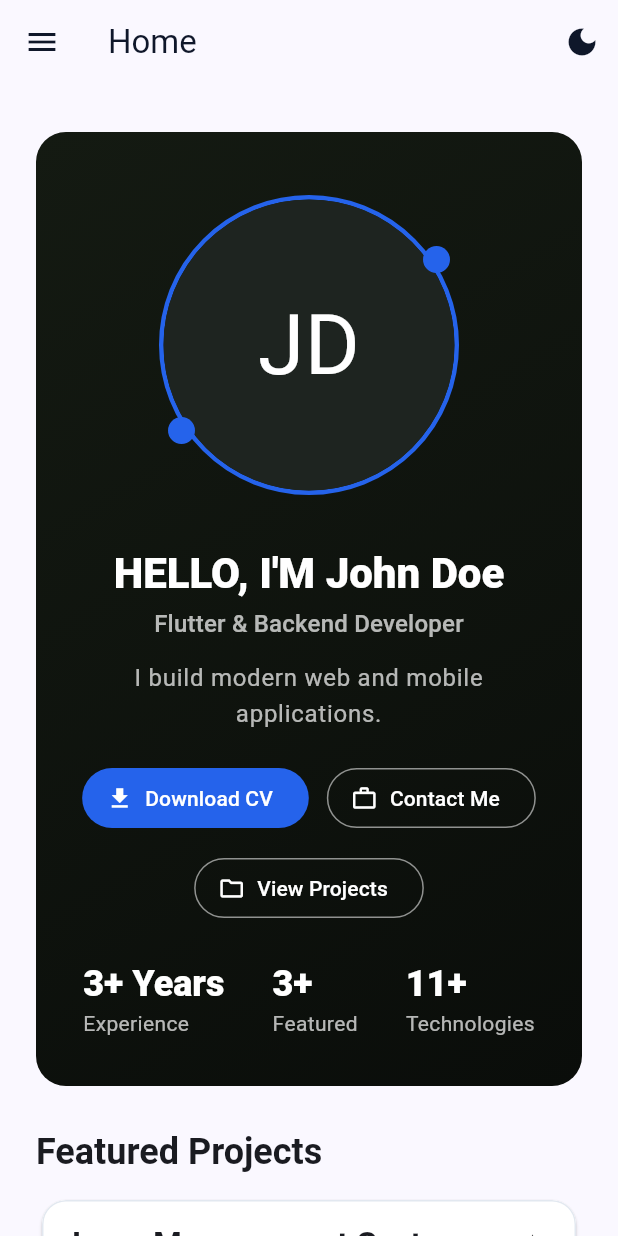
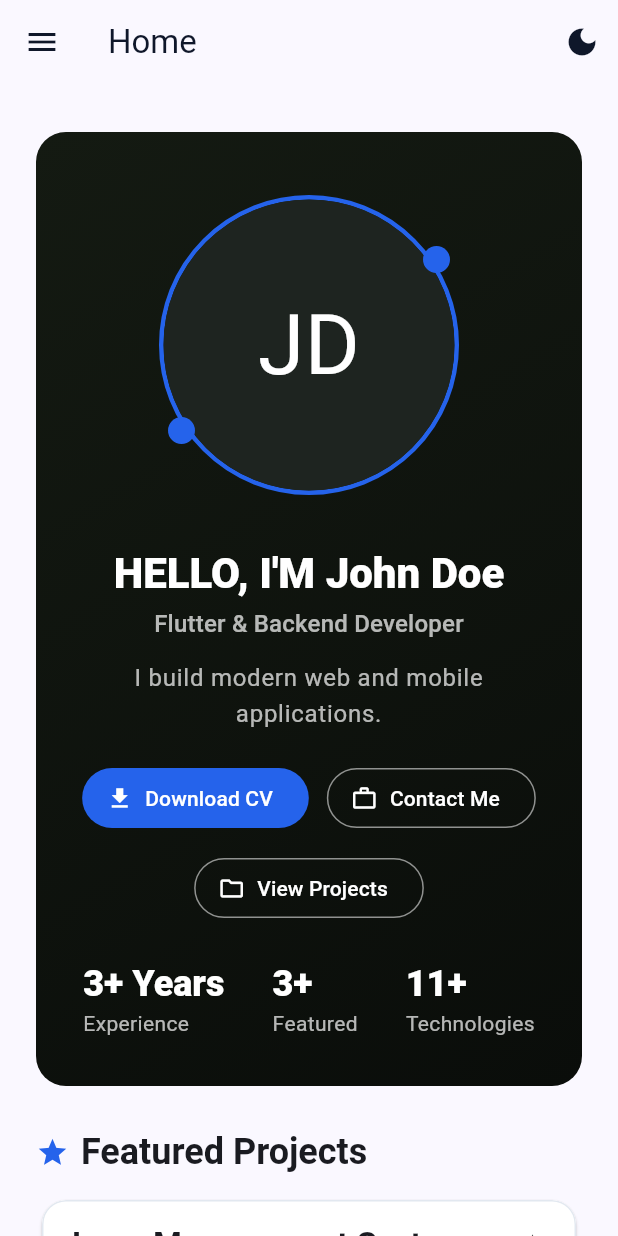
Before and after one commit to oyinss/portfolio, a Flutter app: the screen it shows after launch, on a phone screen of 412 x 824 dp. Run offline on Flutter 3.47's test engine with Material 3 defaults, Android fonts, the phone set to English and light mode, and no system bars; our stand-ins replace file_picker, flutter_svg, go_router, image_picker, shared_preferences.

Commit message:
Home: featured title icon + centered socials

```diff
--- a/app/lib/features/home/home_page.dart
+++ b/app/lib/features/home/home_page.dart
@@ -67,7 +67,13 @@ class _HomeBody extends StatelessWidget {
             techCount: techCount,
           ),
           const SizedBox(height: 28),
-          Text('Featured Projects', style: text.headlineSmall?.copyWith(fontWeight: FontWeight.w700)),
+          Row(
+            children: [
+              Icon(Icons.star, size: 22, color: Theme.of(context).colorScheme.primary),
+              const SizedBox(width: 8),
+              Text('Featured Projects', style: text.headlineSmall?.copyWith(fontWeight: FontWeight.w700)),
+            ],
+          ),
           const SizedBox(height: 12),
           UniformCardGrid(
             cols: wide ? 3 : 1,
@@ -301,6 +307,7 @@ class _Socials extends StatelessWidget {
       builder: (context, socials) {
         if (socials.isEmpty) return const SizedBox.shrink();
         return Wrap(
+          alignment: WrapAlignment.center,
           spacing: 10,
           runSpacing: 10,
           children: [
```
